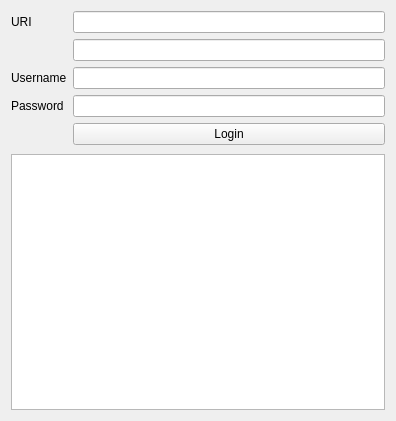
ezralanglois/arachnid, file arachnid/core/gui/pyui/LeginonUI.ui: the form before one commit.
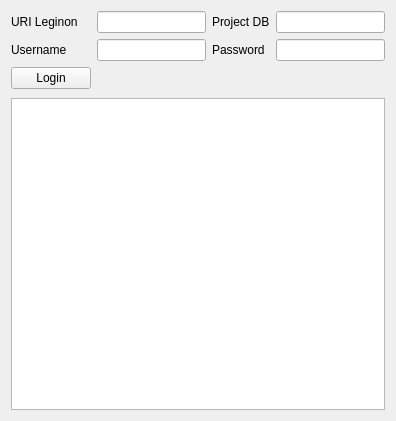
The form after the commit.

Diff of the .ui file:
```diff
--- a/arachnid/core/gui/pyui/LeginonUI.ui
+++ b/arachnid/core/gui/pyui/LeginonUI.ui
@@ -62,7 +62,7 @@
          </layout>
         </widget>
         <widget class="QWidget" name="loginPage">
-         <layout class="QFormLayout" name="formLayout_2">
+         <layout class="QGridLayout" name="gridLayout">
           <property name="leftMargin">
            <number>0</number>
           </property>
@@ -78,7 +78,7 @@
           <item row="0" column="0">
            <widget class="QLabel" name="label_2">
             <property name="text">
-             <string>URI</string>
+             <string>URI Leginon</string>
             </property>
            </widget>
           </item>
@@ -95,24 +95,31 @@
           <item row="2" column="1">
            <widget class="QLineEdit" name="usernameLineEdit"/>
           </item>
-          <item row="3" column="0">
-           <widget class="QLabel" name="label_4">
-            <property name="text">
-             <string>Password</string>
-            </property>
-           </widget>
+          <item row="0" column="3">
+           <widget class="QLineEdit" name="projectDBLineEdit"/>
           </item>
-          <item row="3" column="1">
+          <item row="2" column="3">
            <widget class="QLineEdit" name="passwordLineEdit">
             <property name="echoMode">
              <enum>QLineEdit::PasswordEchoOnEdit</enum>
             </property>
            </widget>
           </item>
-          <item row="1" column="1">
-           <widget class="QLineEdit" name="projectDBLineEdit"/>
+          <item row="2" column="2">
+           <widget class="QLabel" name="label_4">
+            <property name="text">
+             <string>Password</string>
+            </property>
+           </widget>
           </item>
-          <item row="4" column="1">
+          <item row="0" column="2">
+           <widget class="QLabel" name="label_5">
+            <property name="text">
+             <string>Project DB</string>
+            </property>
+           </widget>
+          </item>
+          <item row="3" column="0">
            <widget class="QPushButton" name="loginPushButton">
             <property name="text">
              <string>Login</string>
```
Left out of the diff: 5 changed lines with no effect on the pictures.
